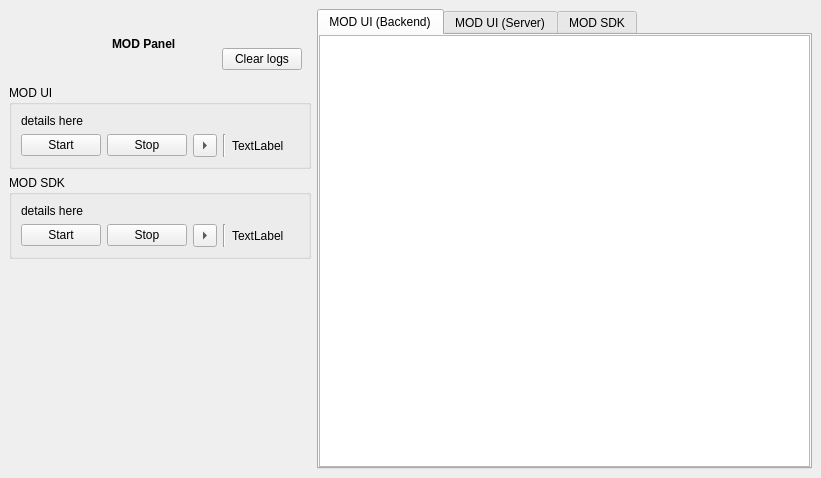
The window that resources/ui/mod_panel.ui (mod-audio/mod-panel) describes before a commit, drawn with Qt 5.
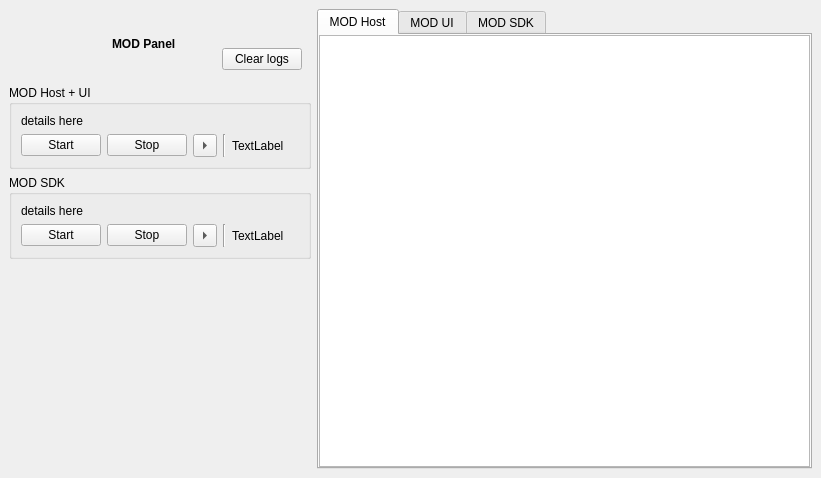
The same window after the commit. Icons and pictures are not drawn.

Diff of the .ui file:
```diff
--- a/resources/ui/mod_panel.ui
+++ b/resources/ui/mod_panel.ui
@@ -122,7 +122,7 @@
       </property>
       <widget class="QWidget" name="tab_logs_backend">
        <attribute name="title">
-        <string>MOD UI (Backend)</string>
+        <string>MOD Host</string>
        </attribute>
        <layout class="QHBoxLayout" name="horizontalLayout_4">
         <property name="spacing">
@@ -151,7 +151,7 @@
       </widget>
       <widget class="QWidget" name="tab_logs_ui">
        <attribute name="title">
-        <string>MOD UI (Server)</string>
+        <string>MOD UI</string>
        </attribute>
        <layout class="QHBoxLayout" name="horizontalLayout_2">
         <property name="spacing">
@@ -212,7 +212,7 @@
     <item row="1" column="0">
      <widget class="QGroupBox" name="group_ui">
       <property name="title">
-       <string>MOD UI</string>
+       <string>MOD Host + UI</string>
       </property>
       <layout class="QVBoxLayout" name="verticalLayout_2">
        <item>
```
Left out of the diff: 41 changed lines with no effect on the pictures.
